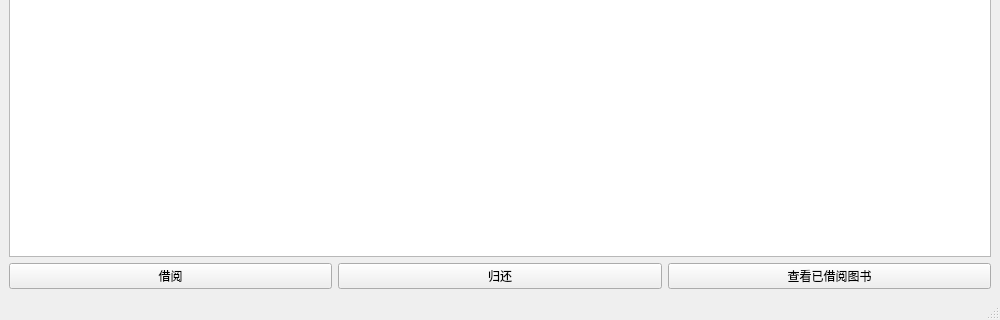
Above: window/mainWindow/mainwindow.ui from S-E-C-O/LMS before the change; both pictures show x 0 to 1000 and y 280 to 600 of the 1000 by 600 pixel window. Below: the same form after it.
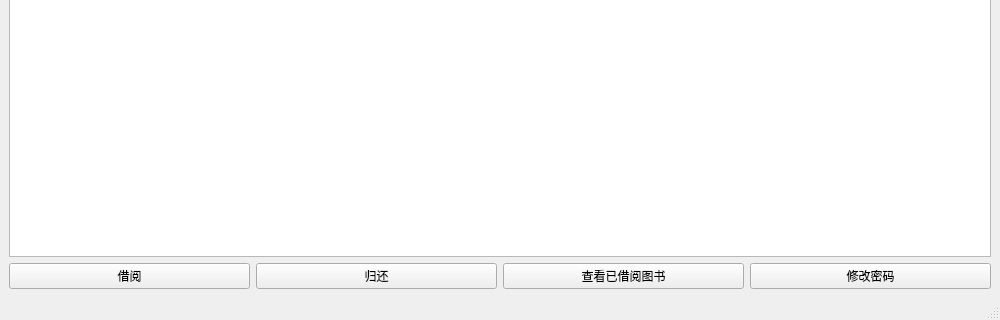
That is the form after the change.

Commit message: 密码修改

What changed in the file:
```diff
--- a/window/mainWindow/mainwindow.ui
+++ b/window/mainWindow/mainwindow.ui
@@ -102,6 +102,13 @@
                                 </property>
                             </widget>
                         </item>
+                        <item>
+                            <widget class="QPushButton" name="changePasswordButton">
+                                <property name="text">
+                                    <string>修改密码</string>
+                                </property>
+                            </widget>
+                        </item>
                     </layout>
                 </item>
 
```
The commit also changes 6 other files.
